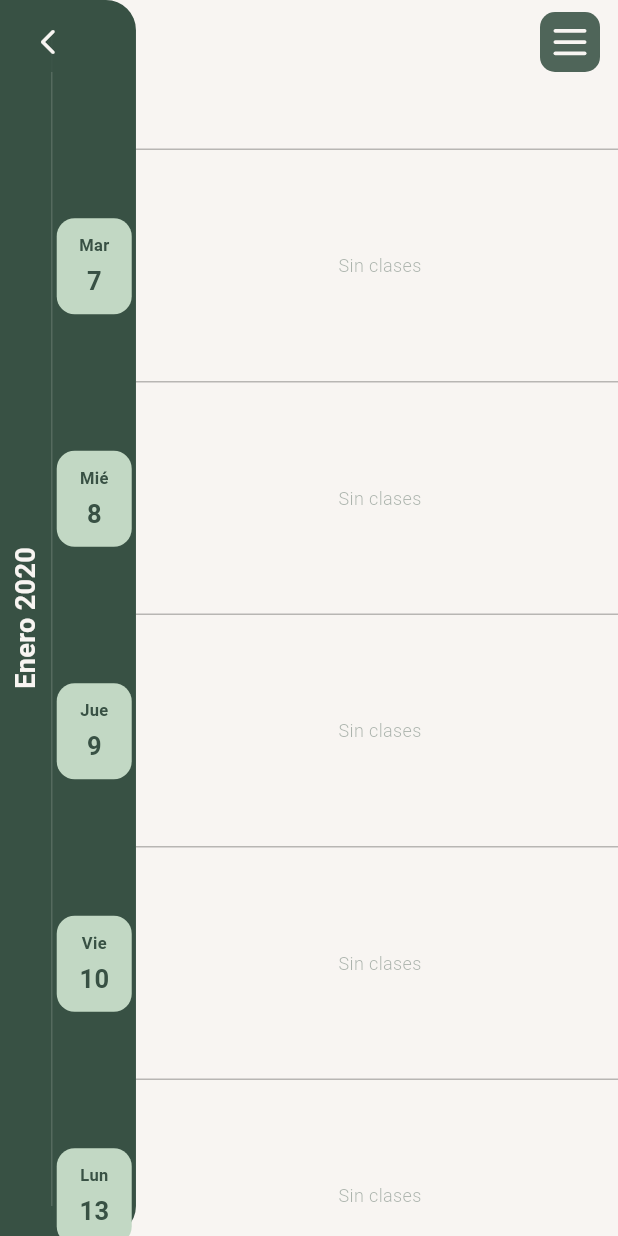
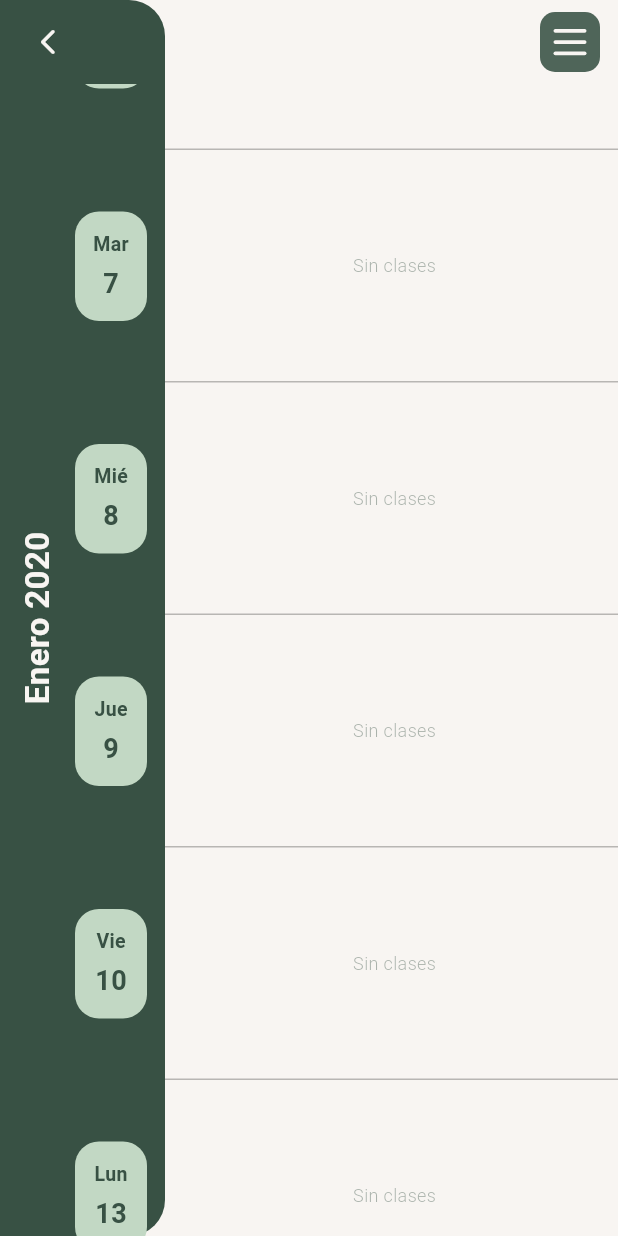
Before and after one commit to ecalderoncuevas/proyectoFinal, a Flutter app: the ScheduleProfessorScreen screen opened by its route, scrolled down 576 dp, on a phone screen of 412 x 824 dp. Run offline on Flutter 3.47's test engine with Material 3 defaults, Android fonts, the phone set to English and light mode, and no system bars; our stand-ins replace dio, easy_localization, flutter_advanced_switch, flutter_secure_storage, font_awesome_flutter, go_router and 2 more; accounts and stored records are empty; network calls fail; Roboto replaces fonts that are missing (Rowdies).

Commit message:
schedule doiseño mejorado

```diff
--- a/lib/screens/home/schedule_professor_screen.dart
+++ b/lib/screens/home/schedule_professor_screen.dart
@@ -46,7 +46,7 @@ class _ScheduleProfessorScreenState extends State<ScheduleProfessorScreen> {
   late final ScrollController _sidebarController;
   String _currentMonth = '';
   double _dayItemHeight = 130.0;
-  bool _scrollInitialized = false;
+
 
   static final _workingDays = _buildWorkingDays();
 
@@ -118,7 +118,20 @@ class _ScheduleProfessorScreenState extends State<ScheduleProfessorScreen> {
       if (mounted) setState(() => _cache.addAll(newCache));
     } catch (_) {
     } finally {
-      if (mounted) setState(() => _loadingSchedule = false);
+      if (mounted) {
+        setState(() => _loadingSchedule = false);
+
+        WidgetsBinding.instance.addPostFrameCallback((_){
+          if (_mainController.hasClients) {
+            final offset = _todayIndex * _dayItemHeight;
+            _mainController.jumpTo(offset);
+            if (_sidebarController.hasClients) {
+              _sidebarController.jumpTo(offset);
+            }
+            _updateMonthFromOffset();
+          }
+        });
+      }
     }
   }
 
@@ -172,21 +185,16 @@ class _ScheduleProfessorScreenState extends State<ScheduleProfessorScreen> {
     final locale = context.locale.toString();
     _dayNameFormat = DateFormat('EEE', locale);
     _monthYearFormat = DateFormat('MMMM yyyy', locale);
+
+
     final screenHeight = MediaQuery.of(context).size.height;
     final computed = (screenHeight * 0.20).clamp(110.0, 155.0);
     if ((computed - _dayItemHeight).abs() > 1.0) {
       _dayItemHeight = computed;
     }
-    if (!_scrollInitialized) {
-      _scrollInitialized = true;
-      WidgetsBinding.instance.addPostFrameCallback((_) {
-        if (_mainController.hasClients) {
-          final offset = _todayIndex * _dayItemHeight;
-          _mainController.jumpTo(offset);
-          _sidebarController.jumpTo(offset);
-          _updateMonthFromOffset();
-        }
-      });
+
+    if (_currentMonth.isEmpty) {
+      _currentMonth = _formatMonth(DateTime.now());
     }
   }
 
@@ -221,6 +229,7 @@ class _ScheduleProfessorScreenState extends State<ScheduleProfessorScreen> {
 
   @override
   Widget build(BuildContext context) {
+
     final isDark = context.watch<ThemeProvider>().isDark;
     final appBg = isDark ? AppColors.darkBg : AppColors.homeLightBg;
     final labelColor = isDark ? AppColors.green : AppColors.homeDarkGreen;
@@ -228,7 +237,7 @@ class _ScheduleProfessorScreenState extends State<ScheduleProfessorScreen> {
     final dotColor = isDark ? AppColors.green : AppColors.homeDarkGreen;
 
     final screenWidth = MediaQuery.of(context).size.width;
-    final sidebarWidth = (screenWidth * 0.22).clamp(90.0, 120.0);
+    final sidebarWidth = (screenWidth * 0.22).clamp(110.0, 140.0);
 
     return Scaffold(
       backgroundColor: appBg,
@@ -301,23 +310,28 @@ class _SidebarColumn extends StatelessWidget {
 
   @override
   Widget build(BuildContext context) {
-    const sidebarBg = AppColors.homeDarkGreen;
-    const blockBg = AppColors.green;
-    const blockText = AppColors.homeDarkGreen;
-    const monthText = AppColors.homeLightBg;
+
+    final isDark = context.watch<ThemeProvider>().isDark;
+
+    final sidebarBg = isDark ? AppColors.green : AppColors.homeDarkGreen;
+    final blockBg = isDark ? AppColors.darkBg : AppColors.green;
+    final blockText = isDark ? AppColors.homeLightBg : AppColors.homeDarkGreen;
+    final monthText = isDark ? AppColors.darkBg : AppColors.homeLightBg;
+
 
     return Container(
       width: width,
       height: double.infinity,
-      decoration: const BoxDecoration(
+      decoration: BoxDecoration(
         color: sidebarBg,
         borderRadius: BorderRadius.only(
-          topRight: Radius.circular(20),
-          bottomRight: Radius.circular(20),
+          topRight: Radius.circular(24),
+          bottomRight: Radius.circular(24),
         ),
       ),
       child: Row(
         children: [
+          const SizedBox(width: 8),
           GestureDetector(
             onTap: onMonthTap,
             child: SizedBox(
@@ -328,7 +342,7 @@ class _SidebarColumn extends StatelessWidget {
                   child: Text(
                     currentMonth,
                     style: GoogleFonts.rowdies(
-                      fontSize: 18,
+                      fontSize: 22,
                       fontWeight: FontWeight.w700,
                       color: monthText,
                     ),
@@ -339,11 +353,8 @@ class _SidebarColumn extends StatelessWidget {
               ),
             ),
           ),
-          Container(
-            width: 1,
-            margin: const EdgeInsets.symmetric(vertical: 20),
-            color: monthText.withValues(alpha: 0.15),
-          ),
+          const SizedBox(width: 8),
+
           Expanded(
             child: SafeArea(
               bottom: false,
@@ -360,12 +371,12 @@ class _SidebarColumn extends StatelessWidget {
                       height: itemHeight,
                       child: Center(
                         child: Container(
-                          width: 50,
+                          width: 58,
                           padding: const EdgeInsets.symmetric(
-                              horizontal: 6, vertical: 10),
+                              horizontal: 4, vertical: 12),
                           decoration: BoxDecoration(
                             color: blockBg,
-                            borderRadius: BorderRadius.circular(12),
+                            borderRadius: BorderRadius.circular(16),
                           ),
                           child: Column(
                             mainAxisSize: MainAxisSize.min,
@@ -373,7 +384,7 @@ class _SidebarColumn extends StatelessWidget {
                               Text(
                                 formatDayName(date),
                                 style: GoogleFonts.rowdies(
-                                  fontSize: 11,
+                                  fontSize: 13,
                                   fontWeight: FontWeight.w700,
                                   color: blockText,
                                 ),
@@ -383,7 +394,7 @@ class _SidebarColumn extends StatelessWidget {
                               Text(
                                 '${date.day}',
                                 style: GoogleFonts.rowdies(
-                                  fontSize: 17,
+                                  fontSize: 18,
                                   fontWeight: FontWeight.w700,
                                   color: blockText,
                                 ),
@@ -399,6 +410,7 @@ class _SidebarColumn extends StatelessWidget {
               ),
             ),
           ),
+          const SizedBox(width: 12),
         ],
       ),
     );
```
